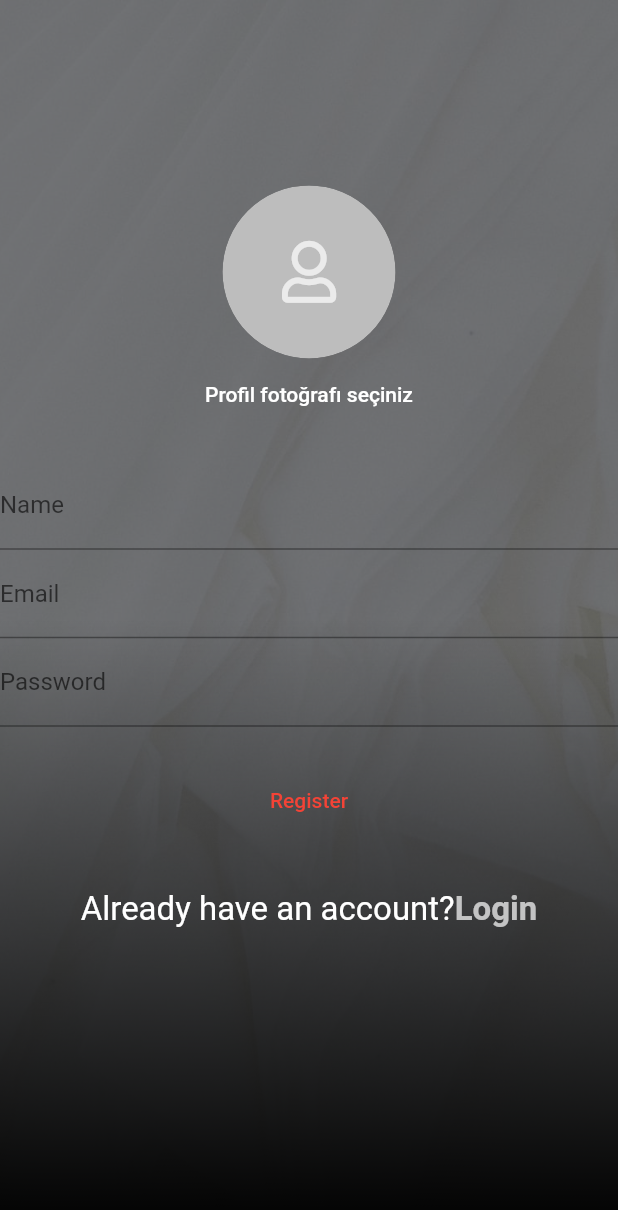
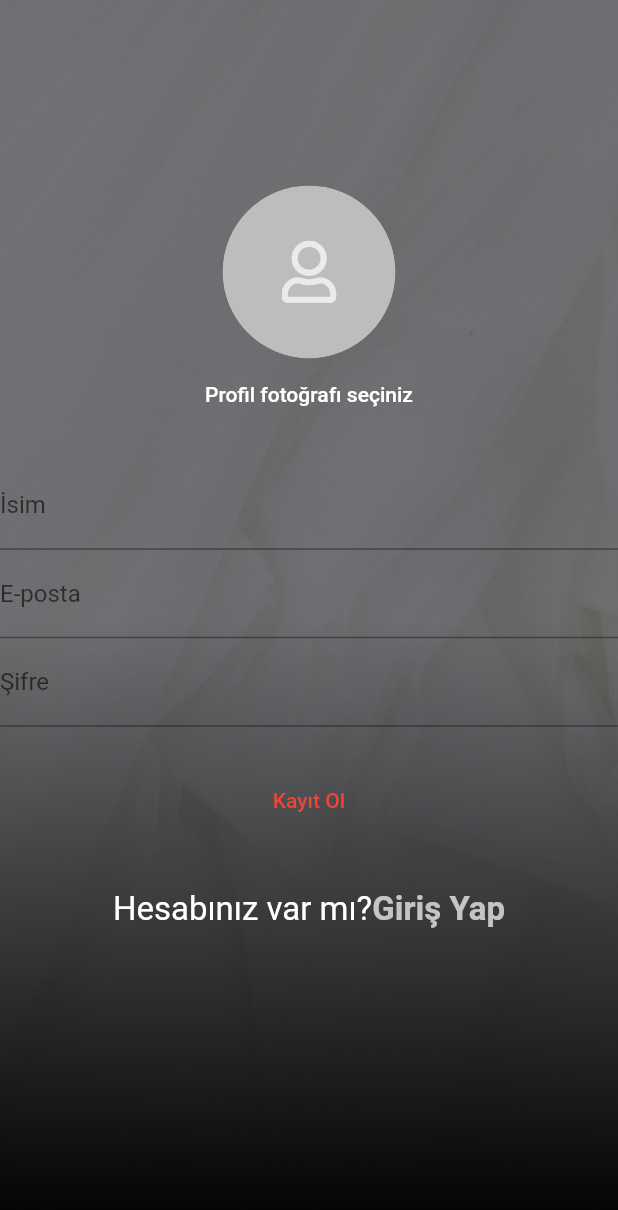
Before and after one commit to berkayyoral/isimsiz, a Flutter app: the CreateNewAccount screen opened directly, on a phone screen of 412 x 824 dp. Shown: the top 1210 px of the screen. Run offline on Flutter 3.47's test engine with Material 2 defaults, Android fonts, the phone set to English and light mode, and no system bars; our stand-ins replace cloud_firestore, firebase_auth, firebase_core, firebase_storage, font_awesome_flutter, image_picker; accounts and stored records are empty.

Commit message:
textler düzenlendi, chate appbar eklendi, kayıt ve giriş ekranında şifreler gizlendi

```diff
--- a/lib/ekranlar/create_new_account.dart
+++ b/lib/ekranlar/create_new_account.dart
@@ -87,20 +87,21 @@ class _CreateNewAccountState extends State<CreateNewAccount> {
                 children: [
                   TextFormField(
                     decoration: const InputDecoration(
-                      labelText: "Name",
+                      labelText: "İsim",
                     ),
                     controller: kNameSur,
                   ),
                   TextFormField(
                     decoration: const InputDecoration(
-                      labelText: "Email",
+                      labelText: "E-posta",
                     ),
                     controller: kEmail,
                   ),
                   TextFormField(
                     decoration: const InputDecoration(
-                      labelText: "Password",
+                      labelText: "Şifre",
                     ),
+                    obscureText: true,
                     controller: kPassword,
                   ),
                   SizedBox(
@@ -139,7 +140,7 @@ class _CreateNewAccountState extends State<CreateNewAccount> {
                         }
                       });*/
                     },
-                    child: Text('Register'),
+                    child: Text('Kayıt Ol'),
                   )
                 ],
               ),
@@ -150,7 +151,7 @@ class _CreateNewAccountState extends State<CreateNewAccount> {
                 mainAxisAlignment: MainAxisAlignment.center,
                 children: [
                   const Text(
-                    'Already have an account?',
+                    'Hesabınız var mı?',
                     style: kBodyText,
                   ),
                   GestureDetector(
@@ -158,7 +159,7 @@ class _CreateNewAccountState extends State<CreateNewAccount> {
                       Navigator.pushNamed(context, '/');
                     },
                     child: Text(
-                      'Login',
+                      'Giriş Yap',
                       style: kBodyText.copyWith(
                           color: kWhite, fontWeight: FontWeight.bold),
                     ),
--- a/lib/ekranlar/login_screen.dart
+++ b/lib/ekranlar/login_screen.dart
@@ -38,14 +38,15 @@ class LoginScreen extends StatelessWidget {
                 children: [
                   TextFormField(
                     decoration: const InputDecoration(
-                      labelText: "Email",
+                      labelText: "E-posta",
                     ),
                     controller: kEmail,
                   ),
                   TextFormField(
                     decoration: const InputDecoration(
-                      labelText: "Password",
+                      labelText: "Şifre",
                     ),
+                    obscureText: true,
                     controller: kPassword,
                   ),
                   const SizedBox(
@@ -75,7 +76,7 @@ class LoginScreen extends StatelessWidget {
                           }
                         });
                       },
-                      child: Text('Login'),
+                      child: Text('Giriş Yap'),
                     ),
                   ),
                   const SizedBox(
@@ -94,7 +95,7 @@ class LoginScreen extends StatelessWidget {
                         context,
                         MaterialPageRoute(
                             builder: (context) => CreateNewAccount())),
-                    child: Text('Create New Account'),
+                    child: Text('Yeni Hesap Oluştur'),
                   ),
                   decoration: const BoxDecoration(
                     border: Border(
--- a/lib/widgets/chats/new_message_widget.dart
+++ b/lib/widgets/chats/new_message_widget.dart
@@ -41,7 +41,7 @@ class _NewMessageWidgetState extends State<NewMessageWidget> {
                 decoration: InputDecoration(
                   filled: true,
                   fillColor: Colors.grey[100],
-                  labelText: 'Type your message',
+                  labelText: 'Mesaj yaz...',
                   border: OutlineInputBorder(
                     borderSide: BorderSide(width: 0),
                     gapPadding: 10,
```
Also changed, not shown: lib/ekranlar/chats_page.dart (+14 -0 lines).
